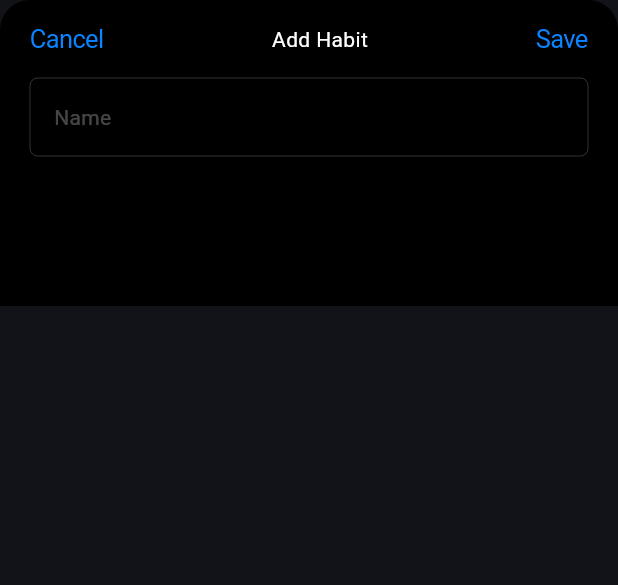
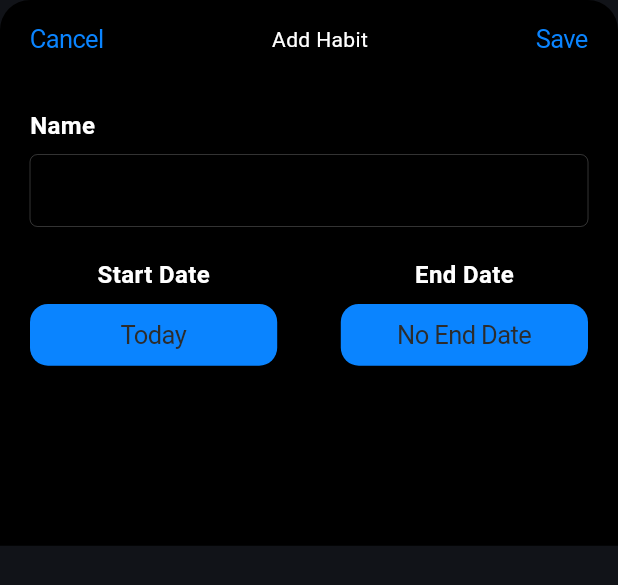
Before and after one commit to denysboitsov/habit-tracker, a Flutter app: the NewHabit widget shown alone on an empty page, opened directly with empty values, on a phone screen of 412 x 824 dp. Shown: the top 585 px of the screen. Run offline on Flutter 3.47's test engine with Material 3 defaults, Android fonts, the phone set to English and light mode, and no system bars; our stand-ins replace flutter_heatmap_calendar, sqflite, sqflite_common_ffi; accounts and stored records are empty.

Commit message:
Add start and end date pickers for new habit

```diff
--- a/lib/widgets/new_habit/new_habit.dart
+++ b/lib/widgets/new_habit/new_habit.dart
@@ -17,6 +17,36 @@ class NewHabit extends StatefulWidget {
 
 class _NewHabitState extends State<NewHabit> {
   final _nameController = TextEditingController();
+
+  void _showDatePicker() {
+    showCupertinoModalPopup<void>(
+      context: context,
+      builder: (BuildContext context) => Container(
+        height: 216,
+        padding: const EdgeInsets.only(top: 6.0),
+        // The Bottom margin is provided to align the popup above the system
+        // navigation bar.
+        margin: EdgeInsets.only(
+          bottom: MediaQuery.of(context).viewInsets.bottom,
+        ),
+        // Provide a background color for the popup.
+        color: CupertinoColors.systemBackground.resolveFrom(context),
+        // Use a SafeArea widget to avoid system overlaps.
+        child: SafeArea(
+          top: false,
+          child: CupertinoDatePicker(
+            initialDateTime: DateTime.now(),
+            mode: CupertinoDatePickerMode.date,
+            use24hFormat: true,
+            // This shows day of week alongside day of month
+            showDayOfWeek: true,
+            // This is called when the user changes the date.
+            onDateTimeChanged: (DateTime newDate) {},
+          ),
+        ),
+      ),
+    );
+  }
 
   void _submitNewHabit() {
     if (_nameController.text.trim().isEmpty) {
@@ -65,6 +95,7 @@ class _NewHabitState extends State<NewHabit> {
         bottom: MediaQuery.of(context).viewInsets.bottom,
       ),
       child: Column(
+        mainAxisAlignment: MainAxisAlignment.start,
         mainAxisSize: MainAxisSize.min,
         children: [
           Row(
@@ -94,19 +125,92 @@ class _NewHabitState extends State<NewHabit> {
               ),
             ],
           ),
-          SafeArea(
+          Padding(
+            padding: const EdgeInsets.all(20),
             child: Column(
+              mainAxisAlignment: MainAxisAlignment.start,
               children: [
                 Padding(
-                  padding: const EdgeInsets.symmetric(horizontal: 20),
-                  child: CupertinoTextField(
-                    maxLength: 50,
-                    controller: _nameController,
-                    placeholder: 'Name',
-                    padding: EdgeInsets.all(16.0),
+                  padding: const EdgeInsets.only(bottom: 8.0),
+                  child: Align(
+                    alignment: Alignment.centerLeft,
+                    child: Text(
+                      "Name",
+                      style: CupertinoTheme.of(context)
+                          .textTheme
+                          .navTitleTextStyle
+                          .copyWith(
+                            fontSize: 16,
+                            fontWeight: FontWeight.bold,
+                          ),
+                    ),
                   ),
                 ),
-                SizedBox(height: 100.0),
+                CupertinoTextField(
+                  maxLength: 50,
+                  controller: _nameController,
+                  padding: EdgeInsets.all(16.0),
+                ),
+                SizedBox(
+                  height: MediaQuery.of(context).size.width * 0.05,
+                ),
+                Row(
+                  mainAxisAlignment: MainAxisAlignment.center,
+                  children: [
+                    Column(
+                      children: [
+                        Padding(
+                          padding: const EdgeInsets.only(bottom: 8.0),
+                          child: Text(
+                            "Start Date",
+                            style: CupertinoTheme.of(context)
+                                .textTheme
+                                .navTitleTextStyle
+                                .copyWith(
+                                  fontSize: 16,
+                                  fontWeight: FontWeight.bold,
+                                ),
+                          ),
+                        ),
+                        SizedBox(
+                          width: MediaQuery.of(context).size.width * 0.4,
+                          height: MediaQuery.of(context).size.width * 0.1,
+                          child: CupertinoButton.filled(
+                              padding: EdgeInsets.all(0),
+                              child: Text("Today"),
+                              onPressed: _showDatePicker),
+                        ),
+                      ],
+                    ),
+                    Spacer(),
+                    Column(
+                      children: [
+                        Padding(
+                          padding: const EdgeInsets.only(bottom: 8.0),
+                          child: Text(
+                            "End Date",
+                            style: CupertinoTheme.of(context)
+                                .textTheme
+                                .navTitleTextStyle
+                                .copyWith(
+                                  fontSize: 16,
+                                  fontWeight: FontWeight.bold,
+                                ),
+                          ),
+                        ),
+                        SizedBox(
+                          width: MediaQuery.of(context).size.width * 0.4,
+                          height: MediaQuery.of(context).size.width * 0.1,
+                          child: CupertinoButton.filled(
+                              padding: EdgeInsets.all(0),
+                              child: Text("No End Date"),
+                              onPressed: _showDatePicker),
+                        ),
+                      ],
+                    ),
+                  ],
+                ),
+                SizedBox(height: 100),
               ],
             ),
           ),
```
